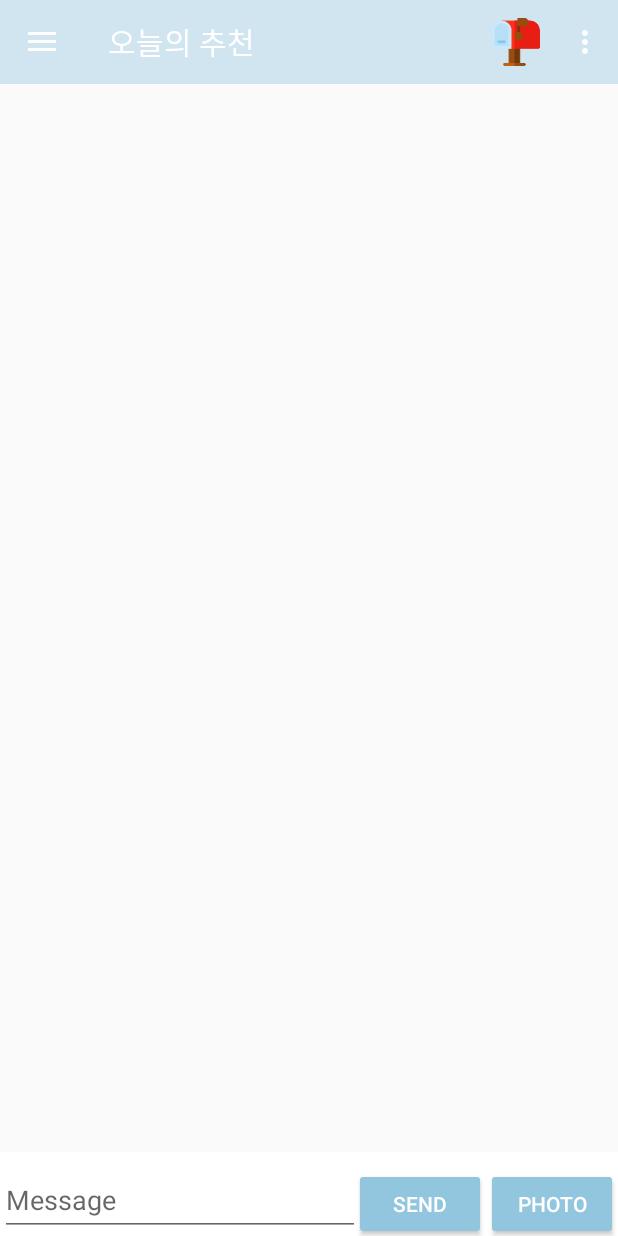
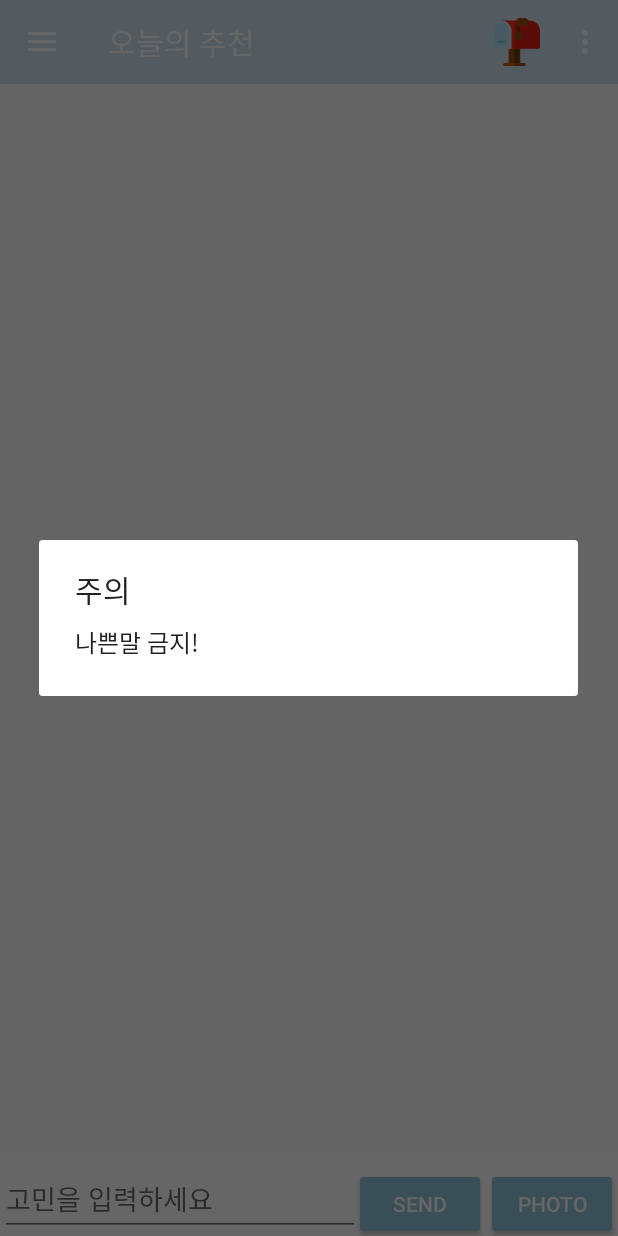
Before and after one commit to AjouUniv-SocialAppProject-2017/HealingMe, an Android app: the fragment ChatFragment placed in its activity, on a phone screen of 412 x 824 dp. Run offline under Robolectric (Android 15) with nearby library versions, the phone set to English and light mode, and no system bars; our stand-ins replace Firebase (no records; nobody signed in at launch, a user with empty details on screens opened directly); 1 statement that could not run was skipped.

Commit message:
chat입장 시 diaglog

```diff
--- a/app/src/main/java/kr/ac/ajou/healingme/ChatFragment.java
+++ b/app/src/main/java/kr/ac/ajou/healingme/ChatFragment.java
@@ -55,6 +55,11 @@ public class ChatFragment extends Fragment {
         chatGroupName = getArguments().getString("chat_group");
         cmodel = new ChatModel(chatGroupName);
         umodel = new UserModel();
+
+        AlertDialog.Builder ad = new AlertDialog.Builder(rootView.getContext());
+        ad.setTitle("주의");
+        ad.setMessage("나쁜말 금지!");
+        ad.show();
 
         final EditText chatEdit = (EditText) rootView.findViewById(R.id.chat_edit);
 
--- a/app/src/main/res/layout/activity_chat.xml
+++ b/app/src/main/res/layout/activity_chat.xml
@@ -19,7 +19,7 @@
             android:layout_width="0dp"
             android:layout_height="wrap_content"
             android:layout_weight="1"
-            android:hint="Message">
+            android:hint="고민을 입력하세요">
 
             <EditText
                 android:id="@+id/chat_edit"
```
